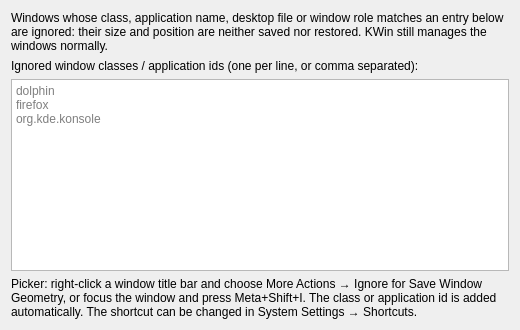
Before: the Qt Designer form contents/ui/config.ui in drlight17/save-window-geometry, drawn with Qt 5.
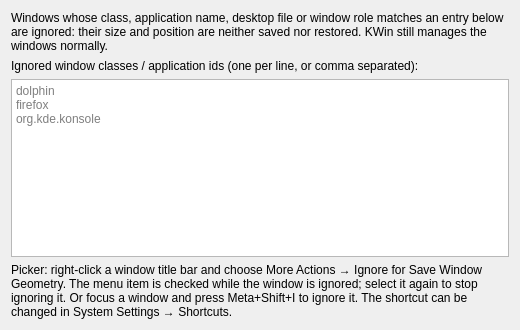
After: the same form once the commit is applied.

Commit message:
Fix window action label and make picker toggle
KWin 5 reads the action text from the text property, so use text instead
of title. Keep the action visible for regular windows and make it a
checkable toggle: checked while the class is ignored, removing the entry
on the next click. Add helper support for removing blacklist entries.

Patch:
```diff
--- a/contents/ui/config.ui
+++ b/contents/ui/config.ui
@@ -53,7 +53,7 @@
       <bool>true</bool>
      </property>
      <property name="text">
-      <string>Picker: right-click a window title bar and choose More Actions → Ignore for Save Window Geometry, or focus the window and press Meta+Shift+I. The class or application id is added automatically. The shortcut can be changed in System Settings → Shortcuts.</string>
+      <string>Picker: right-click a window title bar and choose More Actions → Ignore for Save Window Geometry. The menu item is checked while the window is ignored; select it again to stop ignoring it. Or focus a window and press Meta+Shift+I to ignore it. The shortcut can be changed in System Settings → Shortcuts.</string>
      </property>
     </widget>
    </item>
```
The commit also changes 4 other files.
